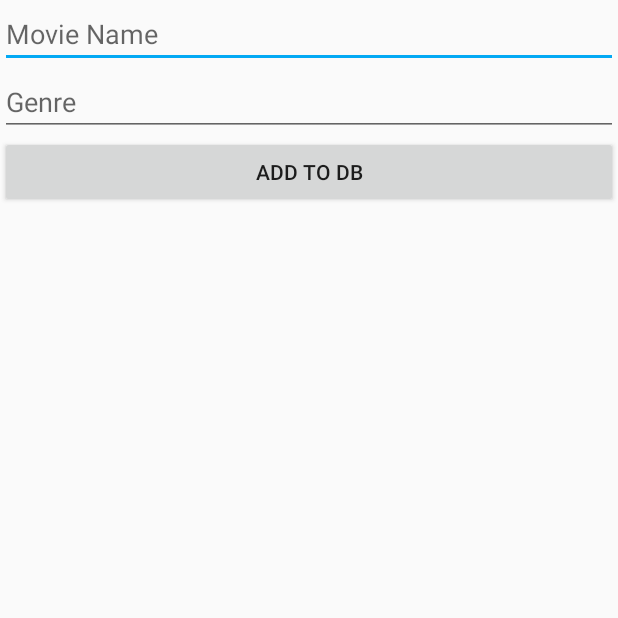
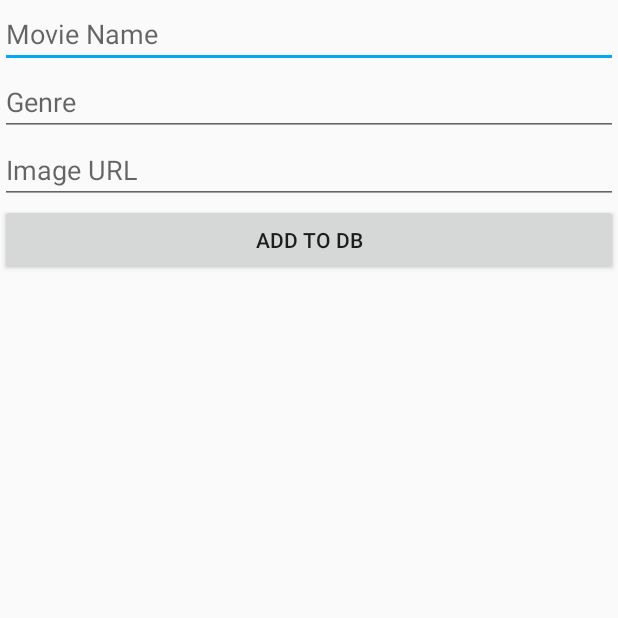
Before and after one commit to rcthoma3/GETPOST_Assignment, an Android app: the AddToDB screen opened directly, with no data from a screen before it, after a tap on "ADD TO DB", on a phone screen of 412 x 824 dp, the top half of it. Run offline under Robolectric (Android 15) with nearby library versions, the phone set to English and light mode, and no system bars.

Commit message:
Updated to work with post method

```diff
--- a/app/src/main/java/com/androidbash/androidbashphpmysql/AddToDB.java
+++ b/app/src/main/java/com/androidbash/androidbashphpmysql/AddToDB.java
@@ -8,9 +8,14 @@ import android.view.View;
 import android.widget.EditText;
 import android.widget.Toast;
 
+import org.json.JSONArray;
+import org.json.JSONException;
+import org.json.JSONObject;
+
 import java.io.BufferedOutputStream;
 import java.io.BufferedReader;
 import java.io.BufferedWriter;
+import java.io.IOException;
 import java.io.InputStreamReader;
 import java.io.OutputStream;
 import java.io.OutputStreamWriter;
@@ -18,6 +23,13 @@ import java.net.HttpURLConnection;
 import java.net.URL;
 import java.net.URLConnection;
 import java.net.URLEncoder;
+
+import okhttp3.FormBody;
+import okhttp3.MediaType;
+import okhttp3.OkHttpClient;
+import okhttp3.Request;
+import okhttp3.RequestBody;
+import okhttp3.Response;
 
 public class AddToDB extends AppCompatActivity {
 
@@ -27,62 +39,49 @@ public class AddToDB extends AppCompatActivity {
         setContentView(R.layout.add_to_db);
     }
 
-    public void DoPost(View view){
-        String url = "http://csis.svsu.edu/~rcthoma3/cs403/movie_post.php";
+    public void DoPost(View view) {
         String movie_name = ((EditText) findViewById(R.id.editText)).getText().toString();
         String movie_genre = ((EditText) findViewById(R.id.editText2)).getText().toString();
-        PostClass postObj = new PostClass();
-        postObj.execute(url, movie_name, movie_genre);
-    }
-    public class PostClass extends AsyncTask<String, String, String> {
-        String urlString;
-        String movie_name;
-        String movie_genre;
+        String image_url = ((EditText) findViewById(R.id.editText3)).getText().toString();
 
-        @Override
-        protected String doInBackground(String... params) {
-            urlString = params[0];
-            movie_name = params[1];
-            movie_genre = params[2];
+        AsyncTask<String, Void, Void> asyncTask = new AsyncTask<String, Void, Void>() {
+            boolean RequestHappened = true;
 
-            OutputStream out = null;
-            try {
-                String data = URLEncoder.encode("movie_name", "UTF-8")
-                        + "=" + URLEncoder.encode(movie_name, "UTF-8");
-                data += "&" + URLEncoder.encode("movie_genre", "UTF-8")
-                        + "=" + URLEncoder.encode(movie_genre, "UTF-8");
+            @Override
+            protected Void doInBackground(String... params) {
 
-                URL url = new URL(urlString);
+                String moviename = params[0];
+                String moviegenre = params[1];
+                String imageurl = params[2];
 
-                HttpURLConnection urlConnection = (HttpURLConnection) url.openConnection();
+                OkHttpClient client = new OkHttpClient();
 
-                out = new BufferedOutputStream(urlConnection.getOutputStream());
+                RequestBody body = new FormBody.Builder()
+                        .add("movie_name", moviename)
+                        .add("movie_genre", moviegenre)
+                        .add("image_url", imageurl).build();
 
-                BufferedWriter writer = new BufferedWriter(new OutputStreamWriter(out, "UTF-8"));
+                Request request = new Request.Builder()
+                        .url("http://csis.svsu.edu/~rcthoma3/cs403/movie_post.php")
+                        .post(body)
+                        .build();
+                try {
+                    Response response = client.newCall(request).execute();
+                } catch (IOException e) {
+                    e.printStackTrace();
+                    RequestHappened = false;
+                }
+                return null;
+            }
+        };
 
-                writer.write(data);
+        asyncTask.execute(movie_name, movie_genre, image_url);
 
-                writer.flush();
+        Context context = getApplicationContext();
+        CharSequence text = "Data sent!";
+        int duration = Toast.LENGTH_SHORT;
 
-                writer.close();
-
-                out.close();
-
-                urlConnection.connect();
-
-            } catch (Exception e) {
-                System.out.println(e.getMessage());
-            }
-            return null;
-        }
-        protected void onPostExecute(String result)
-        {
-            Context context = getApplicationContext();
-            CharSequence text = movie_name;
-            int duration = Toast.LENGTH_SHORT;
-
-            Toast toast = Toast.makeText(context, text, duration);
-            toast.show();
-        }
+        Toast toast = Toast.makeText(context, text, duration);
+        toast.show();
     }
 }
--- a/app/src/main/res/layout/add_to_db.xml
+++ b/app/src/main/res/layout/add_to_db.xml
@@ -19,6 +19,14 @@
         android:inputType="textPersonName"
         android:hint="Genre" />
 
+    <EditText
+        android:id="@+id/editText3"
+        android:layout_width="match_parent"
+        android:layout_height="wrap_content"
+        android:ems="10"
+        android:inputType="textPersonName"
+        android:hint="Image URL" />
+
     <Button
         android:id="@+id/button"
         android:layout_width="match_parent"
```
